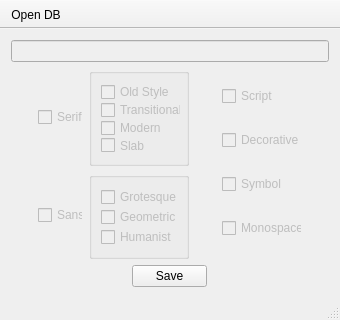
The window that src/tools/fonta_classifier/mainwindow.ui (AskePit/Fonta) describes before a commit, drawn with Qt 5.
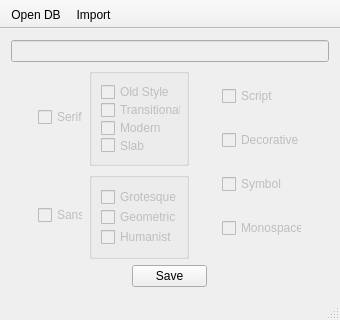
The same window after the commit.

The edit to the form file:
```diff
--- a/src/tools/fonta_classifier/mainwindow.ui
+++ b/src/tools/fonta_classifier/mainwindow.ui
@@ -596,6 +596,7 @@
     <bool>false</bool>
    </attribute>
    <addaction name="actionOpen"/>
+   <addaction name="actionImport"/>
   </widget>
   <widget class="QStatusBar" name="statusBar"/>
   <action name="actionOpen">
@@ -609,6 +610,14 @@
     <string>Ctrl+O</string>
    </property>
   </action>
+  <action name="actionImport">
+   <property name="text">
+    <string>Import</string>
+   </property>
+   <property name="shortcut">
+    <string>Ctrl+I</string>
+   </property>
+  </action>
  </widget>
  <layoutdefault spacing="6" margin="11"/>
  <resources/>
```
